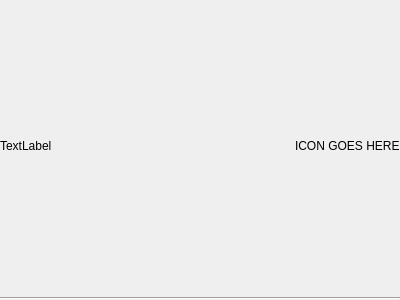
This is src/gui/ui/actionmenuitem.ui in facade-technologies-inc/facile as Qt 5 draws it before an edit. The edited form follows.
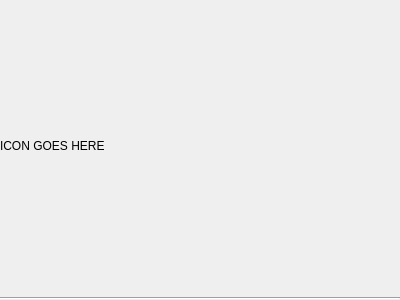
This is the edited form.

Commit message: show name of action in icon rather than to the left of it.

```diff
--- a/src/gui/ui/actionmenuitem.ui
+++ b/src/gui/ui/actionmenuitem.ui
@@ -28,29 +28,6 @@
    </property>
    <item>
     <layout class="QHBoxLayout" name="horizontalLayout">
-     <item>
-      <widget class="QLabel" name="actionLabel">
-       <property name="styleSheet">
-        <string notr="true">font: 87 12pt &quot;Segoe UI Black&quot;;</string>
-       </property>
-       <property name="text">
-        <string>TextLabel</string>
-       </property>
-      </widget>
-     </item>
-     <item>
-      <spacer name="horizontalSpacer">
-       <property name="orientation">
-        <enum>Qt::Horizontal</enum>
-       </property>
-       <property name="sizeHint" stdset="0">
-        <size>
-         <width>40</width>
-         <height>20</height>
-        </size>
-       </property>
-      </spacer>
-     </item>
      <item>
       <widget class="QLabel" name="actionIcon">
        <property name="text">
```
The commit also changes 2 other files.
